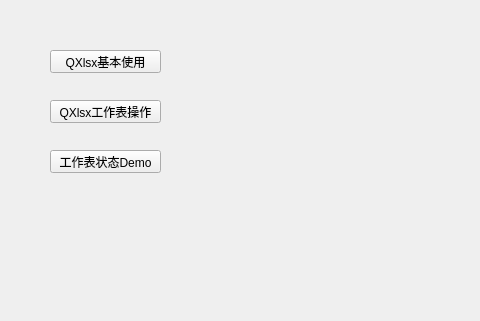
The window that XlsxDemo/widget.ui (mahuifa/QMDemo) describes before a commit, drawn with Qt 5; both pictures show x 0 to 480 and y 0 to 321 of the 575 by 452 pixel window.
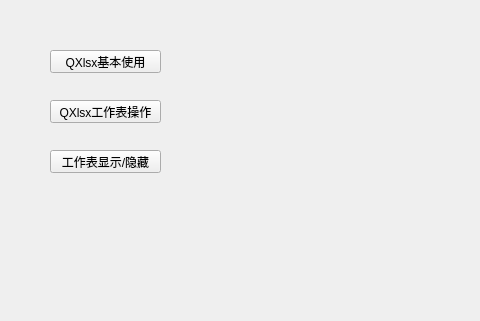
The same window after the commit.

Commit message:
修改文档：修改XlsxDemo.md
    1、将关于XlsxDemo的说明由README.md移动到XlsxDemo.md中；
    2、增加XlsxDemo/Test3相关说明。

Patch:
```diff
--- a/XlsxDemo/widget.ui
+++ b/XlsxDemo/widget.ui
@@ -49,7 +49,7 @@
     </rect>
    </property>
    <property name="text">
-    <string>工作表状态Demo</string>
+    <string>工作表显示/隐藏</string>
    </property>
   </widget>
  </widget>
```
The commit also changes 6 other files.
